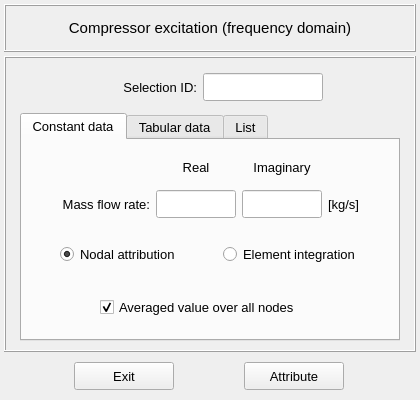
Above: vibra/interface/data/ui_files/model/setup/acoustic/compressor_excitation_spectrum_inputs.ui from MOPT-UFSC/VIBRA before the change. Below: the same form after it.
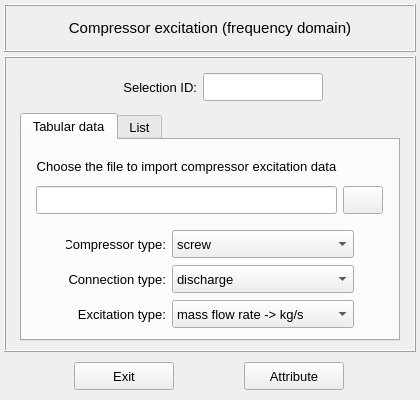
That is the form after the change. Icons and pictures are not drawn.

Commit message: Compressor excitation in frequency domain - WIP

The edit to the form file:
```diff
--- a/vibra/interface/data/ui_files/model/setup/acoustic/compressor_excitation_spectrum_inputs.ui
+++ b/vibra/interface/data/ui_files/model/setup/acoustic/compressor_excitation_spectrum_inputs.ui
@@ -42,7 +42,7 @@
    <enum>Qt::DefaultContextMenu</enum>
   </property>
   <property name="windowTitle">
-   <string>Set mass flow rate acoustic excitation</string>
+   <string>Set compressor excitation</string>
   </property>
   <property name="whatsThis">
    <string/>
@@ -239,11 +239,11 @@
         <property name="currentIndex">
          <number>0</number>
         </property>
-        <widget class="QWidget" name="tab_constant_data">
+        <widget class="QWidget" name="tab_setup">
          <attribute name="title">
-          <string>Constant data</string>
+          <string>Tabular data</string>
          </attribute>
-         <layout class="QGridLayout" name="gridLayout_12">
+         <layout class="QGridLayout" name="gridLayout_3">
           <property name="leftMargin">
            <number>2</number>
           </property>
@@ -259,25 +259,14 @@
           <property name="spacing">
            <number>2</number>
           </property>
-          <item row="0" column="0">
-           <widget class="QFrame" name="frame_8">
+          <item row="4" column="0">
+           <widget class="QFrame" name="frame_5">
             <property name="minimumSize">
              <size>
-              <width>340</width>
-              <height>80</height>
+              <width>0</width>
+              <height>120</height>
              </size>
             </property>
-            <property name="maximumSize">
-             <size>
-              <width>400</width>
-              <height>160</height>
-             </size>
-            </property>
-            <property name="font">
-             <font>
-              <pointsize>10</pointsize>
-             </font>
-            </property>
             <property name="frameShape">
              <enum>QFrame::NoFrame</enum>
             </property>
@@ -285,340 +274,161 @@
              <enum>QFrame::Raised</enum>
             </property>
             <layout class="QGridLayout" name="gridLayout">
-             <property name="leftMargin">
-              <number>0</number>
-             </property>
-             <property name="topMargin">
-              <number>0</number>
-             </property>
-             <property name="rightMargin">
-              <number>0</number>
-             </property>
-             <property name="bottomMargin">
-              <number>0</number>
-             </property>
-             <property name="horizontalSpacing">
-              <number>0</number>
-             </property>
-             <property name="verticalSpacing">
-              <number>2</number>
-             </property>
-             <item row="1" column="2">
-              <widget class="QLineEdit" name="lineEdit_imag_value">
-               <property name="minimumSize">
-                <size>
-                 <width>80</width>
-                 <height>28</height>
-                </size>
-               </property>
-               <property name="maximumSize">
-                <size>
-                 <width>80</width>
-                 <height>28</height>
-                </size>
-               </property>
-               <property name="font">
-                <font>
-                 <family>MS Shell Dlg 2</family>
-                 <pointsize>10</pointsize>
-                 <weight>50</weight>
-                 <italic>false</italic>
-                 <bold>false</bold>
-                </font>
-               </property>
-               <property name="styleSheet">
-                <string notr="true"/>
-               </property>
-               <property name="alignment">
-                <set>Qt::AlignCenter</set>
-               </property>
-              </widget>
-             </item>
-             <item row="1" column="3">
-              <widget class="QLabel" name="label_21">
-               <property name="minimumSize">
-                <size>
-                 <width>60</width>
-                 <height>28</height>
-                </size>
-               </property>
-               <property name="maximumSize">
-                <size>
-                 <width>60</width>
-                 <height>28</height>
-                </size>
-               </property>
-               <property name="font">
-                <font>
-                 <family>MS Shell Dlg 2</family>
-                 <pointsize>10</pointsize>
-                 <weight>50</weight>
-                 <italic>false</italic>
-                 <bold>false</bold>
-                </font>
-               </property>
-               <property name="text">
-                <string>[kg/s]</string>
-               </property>
-               <property name="alignment">
-                <set>Qt::AlignLeading|Qt::AlignLeft|Qt::AlignVCenter</set>
-               </property>
-              </widget>
-             </item>
-             <item row="1" column="0">
-              <widget class="QLabel" name="label_18">
-               <property name="minimumSize">
-                <size>
-                 <width>120</width>
-                 <height>28</height>
-                </size>
-               </property>
-               <property name="maximumSize">
-                <size>
-                 <width>120</width>
-                 <height>28</height>
-                </size>
-               </property>
-               <property name="font">
-                <font>
-                 <family>MS Shell Dlg 2</family>
-                 <pointsize>10</pointsize>
-                 <weight>50</weight>
-                 <italic>false</italic>
-                 <bold>false</bold>
-                </font>
-               </property>
-               <property name="text">
-                <string>Mass flow rate:</string>
-               </property>
-               <property name="alignment">
-                <set>Qt::AlignRight|Qt::AlignTrailing|Qt::AlignVCenter</set>
-               </property>
-              </widget>
-             </item>
-             <item row="0" column="1">
-              <widget class="QLabel" name="label_4">
-               <property name="minimumSize">
-                <size>
-                 <width>80</width>
-                 <height>26</height>
-                </size>
-               </property>
-               <property name="maximumSize">
-                <size>
-                 <width>80</width>
-                 <height>26</height>
-                </size>
-               </property>
-               <property name="font">
-                <font>
-                 <family>MS Shell Dlg 2</family>
-                 <pointsize>10</pointsize>
-                 <weight>50</weight>
-                 <italic>false</italic>
-                 <bold>false</bold>
-                </font>
-               </property>
-               <property name="text">
-                <string>Real</string>
-               </property>
-               <property name="alignment">
-                <set>Qt::AlignCenter</set>
-               </property>
-              </widget>
-             </item>
              <item row="0" column="2">
-              <widget class="QLabel" name="label_20">
+              <widget class="QComboBox" name="comboBox_compressor_type">
                <property name="minimumSize">
                 <size>
-                 <width>80</width>
-                 <height>26</height>
+                 <width>180</width>
+                 <height>28</height>
                 </size>
                </property>
                <property name="maximumSize">
                 <size>
-                 <width>80</width>
-                 <height>26</height>
+                 <width>16777215</width>
+                 <height>28</height>
                 </size>
                </property>
-               <property name="font">
-                <font>
-                 <family>MS Shell Dlg 2</family>
-                 <pointsize>10</pointsize>
-                 <weight>50</weight>
-                 <italic>false</italic>
-                 <bold>false</bold>
-                </font>
+               <item>
+                <property name="text">
+                 <string>screw</string>
+                </property>
+               </item>
+               <item>
+                <property name="text">
+                 <string>centrifugal</string>
+                </property>
+               </item>
+               <item>
+                <property name="text">
+                 <string>reciprocating</string>
+                </property>
+               </item>
+              </widget>
+             </item>
+             <item row="0" column="1">
+              <widget class="QLabel" name="label_16">
+               <property name="minimumSize">
+                <size>
+                 <width>100</width>
+                 <height>28</height>
+                </size>
+               </property>
+               <property name="maximumSize">
+                <size>
+                 <width>16777215</width>
+                 <height>28</height>
+                </size>
                </property>
                <property name="text">
-                <string>Imaginary</string>
+                <string>Compressor type:</string>
                </property>
                <property name="alignment">
-                <set>Qt::AlignCenter</set>
+                <set>Qt::AlignRight|Qt::AlignTrailing|Qt::AlignVCenter</set>
                </property>
               </widget>
              </item>
              <item row="1" column="1">
-              <widget class="QLineEdit" name="lineEdit_real_value">
+              <widget class="QLabel" name="label_15">
                <property name="minimumSize">
                 <size>
-                 <width>80</width>
+                 <width>100</width>
                  <height>28</height>
                 </size>
                </property>
                <property name="maximumSize">
                 <size>
-                 <width>80</width>
+                 <width>16777215</width>
                  <height>28</height>
                 </size>
                </property>
-               <property name="font">
-                <font>
-                 <family>MS Shell Dlg 2</family>
-                 <pointsize>10</pointsize>
-                 <weight>50</weight>
-                 <italic>false</italic>
-                 <bold>false</bold>
-                </font>
+               <property name="text">
+                <string>Connection type:</string>
                </property>
-               <property name="styleSheet">
-                <string notr="true"/>
-               </property>
                <property name="alignment">
-                <set>Qt::AlignCenter</set>
+                <set>Qt::AlignRight|Qt::AlignTrailing|Qt::AlignVCenter</set>
                </property>
               </widget>
              </item>
-            </layout>
-           </widget>
-          </item>
-          <item row="2" column="0">
-           <widget class="QFrame" name="frame_20">
-            <property name="frameShape">
-             <enum>QFrame::NoFrame</enum>
-            </property>
-            <property name="frameShadow">
-             <enum>QFrame::Raised</enum>
-            </property>
-            <layout class="QGridLayout" name="gridLayout_10">
-             <property name="leftMargin">
-              <number>0</number>
-             </property>
-             <property name="topMargin">
-              <number>0</number>
-             </property>
-             <property name="rightMargin">
-              <number>0</number>
-             </property>
-             <property name="bottomMargin">
-              <number>0</number>
-             </property>
-             <property name="spacing">
-              <number>0</number>
-             </property>
-             <item row="0" column="0">
-              <widget class="QCheckBox" name="checkBox_averaged_constant_values">
+             <item row="1" column="2">
+              <widget class="QComboBox" name="comboBox_connection_type">
                <property name="minimumSize">
                 <size>
-                 <width>0</width>
+                 <width>180</width>
                  <height>28</height>
                 </size>
                </property>
                <property name="maximumSize">
                 <size>
-                 <width>220</width>
+                 <width>16777215</width>
                  <height>28</height>
                 </size>
                </property>
-               <property name="font">
-                <font>
-                 <pointsize>10</pointsize>
-                </font>
+               <item>
+                <property name="text">
+                 <string>discharge</string>
+                </property>
+               </item>
+               <item>
+                <property name="text">
+                 <string>suction</string>
+                </property>
+               </item>
+              </widget>
+             </item>
+             <item row="2" column="1">
+              <widget class="QLabel" name="label_17">
+               <property name="minimumSize">
+                <size>
+                 <width>100</width>
+                 <height>28</height>
+                </size>
                </property>
+               <property name="maximumSize">
+                <size>
+                 <width>16777215</width>
+                 <height>28</height>
+                </size>
+               </property>
                <property name="text">
-                <string>Averaged value over all nodes</string>
+                <string>Excitation type:</string>
                </property>
-               <property name="checked">
-                <bool>true</bool>
+               <property name="alignment">
+                <set>Qt::AlignRight|Qt::AlignTrailing|Qt::AlignVCenter</set>
                </property>
               </widget>
              </item>
-            </layout>
-           </widget>
-          </item>
-          <item row="1" column="0">
-           <widget class="QFrame" name="frame_24">
-            <property name="frameShape">
-             <enum>QFrame::NoFrame</enum>
-            </property>
-            <property name="frameShadow">
-             <enum>QFrame::Raised</enum>
-            </property>
-            <layout class="QGridLayout" name="gridLayout_16">
-             <property name="leftMargin">
-              <number>0</number>
-             </property>
-             <property name="topMargin">
-              <number>0</number>
-             </property>
-             <property name="rightMargin">
-              <number>0</number>
-             </property>
-             <property name="bottomMargin">
-              <number>0</number>
-             </property>
+             <item row="2" column="2">
+              <widget class="QComboBox" name="comboBox_excitation_type">
+               <property name="minimumSize">
+                <size>
+                 <width>180</width>
+                 <height>28</height>
+                </size>
+               </property>
+               <property name="maximumSize">
+                <size>
+                 <width>16777215</width>
+                 <height>28</height>
+                </size>
+               </property>
+               <item>
+                <property name="text">
+                 <string>mass flow rate -&gt; kg/s</string>
+                </property>
+               </item>
+               <item>
+                <property name="text">
+                 <string>surface velocity -&gt; m/s</string>
+                </property>
+               </item>
+               <item>
+                <property name="text">
+                 <string>volumetric flow rate -&gt; m³/s</string>
+                </property>
+               </item>
+              </widget>
+             </item>
              <item row="0" column="3">
-              <widget class="QRadioButton" name="radioButton_element_integration_constant">
-               <property name="minimumSize">
-                <size>
-                 <width>0</width>
-                 <height>28</height>
-                </size>
-               </property>
-               <property name="maximumSize">
-                <size>
-                 <width>16777215</width>
-                 <height>28</height>
-                </size>
-               </property>
-               <property name="font">
-                <font>
-                 <pointsize>10</pointsize>
-                </font>
-               </property>
-               <property name="text">
-                <string>Element integration</string>
-               </property>
-              </widget>
-             </item>
-             <item row="0" column="1">
-              <widget class="QRadioButton" name="radioButton_nodal_attribution_constant">
-               <property name="minimumSize">
-                <size>
-                 <width>0</width>
-                 <height>28</height>
-                </size>
-               </property>
-               <property name="maximumSize">
-                <size>
-                 <width>16777215</width>
-                 <height>28</height>
-                </size>
-               </property>
-               <property name="font">
-                <font>
-                 <pointsize>10</pointsize>
-                </font>
-               </property>
-               <property name="text">
-                <string>Nodal attribution</string>
-               </property>
-               <property name="checked">
-                <bool>true</bool>
-               </property>
-              </widget>
-             </item>
-             <item row="0" column="0">
               <spacer name="horizontalSpacer_3">
                <property name="orientation">
                 <enum>Qt::Horizontal</enum>
@@ -631,7 +441,7 @@
                </property>
               </spacer>
              </item>
-             <item row="0" column="2">
+             <item row="0" column="0">
               <spacer name="horizontalSpacer_4">
                <property name="orientation">
                 <enum>Qt::Horizontal</enum>
@@ -644,183 +454,47 @@
                </property>
               </spacer>
              </item>
-             <item row="0" column="4">
-              <spacer name="horizontalSpacer_5">
-               <property name="orientation">
-                <enum>Qt::Horizontal</enum>
-               </property>
-               <property name="sizeHint" stdset="0">
-                <size>
-                 <width>40</width>
-                 <height>20</height>
-                </size>
-               </property>
-              </spacer>
-             </item>
             </layout>
            </widget>
           </item>
-         </layout>
-        </widget>
-        <widget class="QWidget" name="tab_tabular_data">
-         <attribute name="title">
-          <string>Tabular data</string>
-         </attribute>
-         <layout class="QGridLayout" name="gridLayout_3">
-          <property name="leftMargin">
-           <number>2</number>
-          </property>
-          <property name="topMargin">
-           <number>6</number>
-          </property>
-          <property name="rightMargin">
-           <number>2</number>
-          </property>
-          <property name="bottomMargin">
-           <number>6</number>
-          </property>
-          <property name="spacing">
-           <number>2</number>
-          </property>
+          <item row="5" column="0">
+           <spacer name="verticalSpacer_2">
+            <property name="orientation">
+             <enum>Qt::Vertical</enum>
+            </property>
+            <property name="sizeHint" stdset="0">
+             <size>
+              <width>20</width>
+              <height>40</height>
+             </size>
+            </property>
+           </spacer>
+          </item>
           <item row="3" column="0">
-           <widget class="QFrame" name="frame_16">
-            <property name="frameShape">
-             <enum>QFrame::NoFrame</enum>
+           <spacer name="verticalSpacer_3">
+            <property name="orientation">
+             <enum>Qt::Vertical</enum>
             </property>
-            <property name="frameShadow">
-             <enum>QFrame::Raised</enum>
+            <property name="sizeHint" stdset="0">
+             <size>
+              <width>20</width>
+              <height>40</height>
+             </size>
             </property>
-            <layout class="QGridLayout" name="gridLayout_15">
-             <property name="leftMargin">
-              <number>0</number>
-             </property>
-             <property name="topMargin">
-              <number>0</number>
-             </property>
-             <property name="rightMargin">
-              <number>0</number>
-             </property>
-             <property name="bottomMargin">
-              <number>0</number>
-             </property>
-             <item row="0" column="3">
-              <widget class="QRadioButton" name="radioButton_element_integration_table">
-               <property name="minimumSize">
-                <size>
-                 <width>0</width>
-                 <height>28</height>
-                </size>
-               </property>
-               <property name="maximumSize">
-                <size>
-                 <width>16777215</width>
-                 <height>28</height>
-                </size>
-               </property>
-               <property name="font">
-                <font>
-                 <pointsize>10</pointsize>
-                </font>
-               </property>
-               <property name="text">
-                <string>Element integration</string>
-               </property>
-              </widget>
-             </item>
-             <item row="0" column="0">
-              <spacer name="horizontalSpacer_8">
-               <property name="orientation">
-                <enum>Qt::Horizontal</enum>
-               </property>
-               <property name="sizeHint" stdset="0">
-                <size>
-                 <width>40</width>
-                 <height>20</height>
-                </size>
-               </property>
-              </spacer>
-             </item>
-             <item row="0" column="2">
-              <spacer name="horizontalSpacer_9">
-               <property name="orientation">
-                <enum>Qt::Horizontal</enum>
-               </property>
-               <property name="sizeHint" stdset="0">
-                <size>
-                 <width>40</width>
-                 <height>20</height>
-                </size>
-               </property>
-              </spacer>
-             </item>
-             <item row="0" column="1">
-              <widget class="QRadioButton" name="radioButton_nodal_attribution_table">
-               <property name="minimumSize">
-                <size>
-                 <width>0</width>
-                 <height>28</height>
-                </size>
-               </property>
-               <property name="maximumSize">
-                <size>
-                 <width>16777215</width>
-                 <height>28</height>
-                </size>
-               </property>
-               <property name="font">
-                <font>
-                 <pointsize>10</pointsize>
-                </font>
-               </property>
-               <property name="text">
-                <string>Nodal attribution</string>
-               </property>
-               <property name="checked">
-                <bool>true</bool>
-               </property>
-              </widget>
-             </item>
-             <item row="0" column="4">
-              <spacer name="horizontalSpacer_10">
-               <property name="orientation">
-                <enum>Qt::Horizontal</enum>
-               </property>
-               <property name="sizeHint" stdset="0">
-                <size>
-                 <width>40</width>
-                 <height>20</height>
-                </size>
-               </property>
-              </spacer>
-             </item>
-             <item row="1" column="2">
-              <spacer name="verticalSpacer_4">
-               <property name="orientation">
-                <enum>Qt::Vertical</enum>
-               </property>
-               <property name="sizeHint" stdset="0">
-                <size>
-                 <width>20</width>
-                 <height>40</height>
-                </size>
-               </property>
-              </spacer>
-             </item>
-            </layout>
-           </widget>
+           </spacer>
           </item>
           <item row="1" column="0">
-           <widget class="QFrame" name="frame_9">
+           <widget class="QFrame" name="frame_10">
             <property name="minimumSize">
              <size>
               <width>260</width>
-              <height>0</height>
+              <height>72</height>
              </size>
             </property>
             <property name="maximumSize">
              <size>
-              <width>400</width>
-              <height>100</height>
+              <width>16777215</width>
+              <height>72</height>
              </size>
             </property>
             <property name="frameShape">
@@ -829,40 +503,50 @@
             <property name="frameShadow">
              <enum>QFrame::Raised</enum>
             </property>
-            <layout class="QGridLayout" name="gridLayout_2">
+            <layout class="QGridLayout" name="gridLayout_11">
              <property name="leftMargin">
-              <number>0</number>
+              <number>4</number>
              </property>
              <property name="topMargin">
               <number>4</number>
              </property>
              <property name="rightMargin">
-              <number>0</number>
+              <number>4</number>
              </property>
              <property name="bottomMargin">
-              <number>0</number>
+              <number>4</number>
              </property>
-             <property name="horizontalSpacing">
+             <property name="spacing">
               <number>6</number>
              </property>
-             <property name="verticalSpacing">
-              <number>2</number>
-             </property>
-             <item row="0" column="1">
+             <item row="1" column="0">
+              <spacer name="horizontalSpacer_13">
+               <property name="orientation">
+                <enum>Qt::Horizontal</enum>
+               </property>
+               <property name="sizeHint" stdset="0">
+                <size>
+                 <width>40</width>
+                 <height>20</height>
+                </size>
+               </property>
+              </spacer>
+             </item>
+             <item row="1" column="1">
               <widget class="QLineEdit" name="lineEdit_table_path">
                <property name="enabled">
                 <bool>true</bool>
                </property>
                <property name="minimumSize">
                 <size>
-                 <width>280</width>
-                 <height>26</height>
+                 <width>300</width>
+                 <height>28</height>
                 </size>
                </property>
                <property name="maximumSize">
                 <size>
-                 <width>280</width>
-                 <height>26</height>
+                 <width>600</width>
+                 <height>28</height>
                 </size>
                </property>
                <property name="font">
@@ -878,10 +562,13 @@
                <property name="alignment">
                 <set>Qt::AlignCenter</set>
                </property>
+               <property name="clearButtonEnabled">
+                <bool>true</bool>
+               </property>
               </widget>
              </item>
-             <item row="0" column="4">
-              <spacer name="horizontalSpacer_12">
+             <item row="1" column="4">
+              <spacer name="horizontalSpacer_14">
                <property name="orientation">
                 <enum>Qt::Horizontal</enum>
                </property>
@@ -893,7 +580,7 @@
                </property>
               </spacer>
              </item>
-             <item row="0" column="2">
+             <item row="1" column="2">
               <widget class="QPushButton" name="pushButton_load_table">
                <property name="enabled">
                 <bool>true</bool>
@@ -907,13 +594,13 @@
                <property name="minimumSize">
                 <size>
                  <width>40</width>
-                 <height>26</height>
+                 <height>28</height>
                 </size>
                </property>
                <property name="maximumSize">
                 <size>
                  <width>40</width>
-                 <height>26</height>
+                 <height>28</height>
                 </size>
                </property>
                <property name="font">
@@ -935,69 +622,6 @@
                 <iconset resource="../../../../icons/resources.qrc">
                  <normaloff>:/icons/document_search_blue.png</normaloff>:/icons/document_search_blue.png</iconset>
                </property>
-               <property name="autoDefault">
-                <bool>false</bool>
-               </property>
-              </widget>
-             </item>
-             <item row="0" column="0">
-              <spacer name="horizontalSpacer_11">
-               <property name="orientation">
-                <enum>Qt::Horizontal</enum>
-               </property>
-               <property name="sizeHint" stdset="0">
-                <size>
-                 <width>40</width>
-                 <height>20</height>
-                </size>
-               </property>
-              </spacer>
-             </item>
-             <item row="1" column="2">
-              <widget class="QPushButton" name="pushButton_change_frequency_setup">
-               <property name="enabled">
-                <bool>true</bool>
-               </property>
-               <property name="sizePolicy">
-                <sizepolicy hsizetype="Expanding" vsizetype="Fixed">
-                 <horstretch>0</horstretch>
-                 <verstretch>0</verstretch>
-                </sizepolicy>
-               </property>
-               <property name="minimumSize">
-                <size>
-                 <width>40</width>
-                 <height>28</height>
-                </size>
-               </property>
-               <property name="maximumSize">
-                <size>
-                 <width>40</width>
-                 <height>28</height>
-                </size>
-               </property>
-               <property name="font">
-                <font>
-                 <family>MS Shell Dlg 2</family>
-                 <pointsize>10</pointsize>
-                 <weight>50</weight>
-                 <italic>false</italic>
-                 <bold>false</bold>
-                </font>
-               </property>
-               <property name="toolTip">
-                <string>&lt;html&gt;&lt;head/&gt;&lt;body&gt;&lt;p&gt;Filter the frequency range of interest&lt;/p&gt;&lt;/body&gt;&lt;/html&gt;</string>
-               </property>
-               <property name="styleSheet">
-                <string notr="true"/>
-               </property>
-               <property name="text">
-                <string/>
-               </property>
-               <property name="icon">
-                <iconset resource="../../../../icons/resources.qrc">
-                 <normaloff>:/icons/recent.png</normaloff>:/icons/recent.png</iconset>
-               </property>
                <property name="iconSize">
                 <size>
                  <width>20</width>
@@ -1009,57 +633,28 @@
                </property>
               </widget>
              </item>
-            </layout>
-           </widget>
-          </item>
-          <item row="4" column="0">
-           <widget class="QFrame" name="frame_21">
-            <property name="frameShape">
-             <enum>QFrame::NoFrame</enum>
-            </property>
-            <property name="frameShadow">
-             <enum>QFrame::Raised</enum>
-            </property>
-            <layout class="QGridLayout" name="gridLayout_17">
-             <property name="leftMargin">
-              <number>0</number>
-             </property>
-             <property name="topMargin">
-              <number>0</number>
-             </property>
-             <property name="rightMargin">
-              <number>0</number>
-             </property>
-             <property name="bottomMargin">
-              <number>0</number>
-             </property>
-             <property name="spacing">
-              <number>0</number>
-             </property>
-             <item row="0" column="0">
-              <widget class="QCheckBox" name="checkBox_averaged_table_values">
+             <item row="0" column="1">
+              <widget class="QLabel" name="label_5">
                <property name="minimumSize">
                 <size>
                  <width>0</width>
-                 <height>28</height>
+                 <height>32</height>
                 </size>
                </property>
                <property name="maximumSize">
                 <size>
-                 <width>220</width>
-                 <height>28</height>
+                 <width>16777215</width>
+                 <height>32</height>
                 </size>
                </property>
-               <property name="font">
-                <font>
-                 <pointsize>10</pointsize>
-                </font>
+               <property name="frameShape">
+                <enum>QFrame::NoFrame</enum>
                </property>
                <property name="text">
-                <string>Average value over all nodes</string>
+                <string>Choose the file to import compressor excitation data</string>
                </property>
-               <property name="checked">
-                <bool>true</bool>
+               <property name="alignment">
+                <set>Qt::AlignCenter</set>
                </property>
               </widget>
              </item>
@@ -1079,32 +674,6 @@
             </property>
            </spacer>
           </item>
-          <item row="5" column="0">
-           <spacer name="verticalSpacer_2">
-            <property name="orientation">
-             <enum>Qt::Vertical</enum>
-            </property>
-            <property name="sizeHint" stdset="0">
-             <size>
-              <width>20</width>
-              <height>40</height>
-             </size>
-            </property>
-           </spacer>
-          </item>
-          <item row="2" column="0">
-           <spacer name="verticalSpacer_3">
-            <property name="orientation">
-             <enum>Qt::Vertical</enum>
-            </property>
-            <property name="sizeHint" stdset="0">
-             <size>
-              <width>20</width>
-              <height>40</height>
-             </size>
-            </property>
-           </spacer>
-          </item>
          </layout>
         </widget>
         <widget class="QWidget" name="tab_list">
@@ -1235,7 +804,7 @@
            </widget>
           </item>
           <item row="0" column="0">
-           <widget class="QTreeWidget" name="treeWidget_mass_flow_rate">
+           <widget class="QTreeWidget" name="treeWidget_compressor_excitation_spectrum">
             <property name="minimumSize">
              <size>
               <width>320</width>
@@ -1275,7 +844,7 @@
             </attribute>
             <column>
              <property name="text">
-              <string>Nodes</string>
+              <string>Surface ID</string>
              </property>
              <property name="textAlignment">
               <set>AlignCenter</set>
```
The commit also changes 19 other files.
